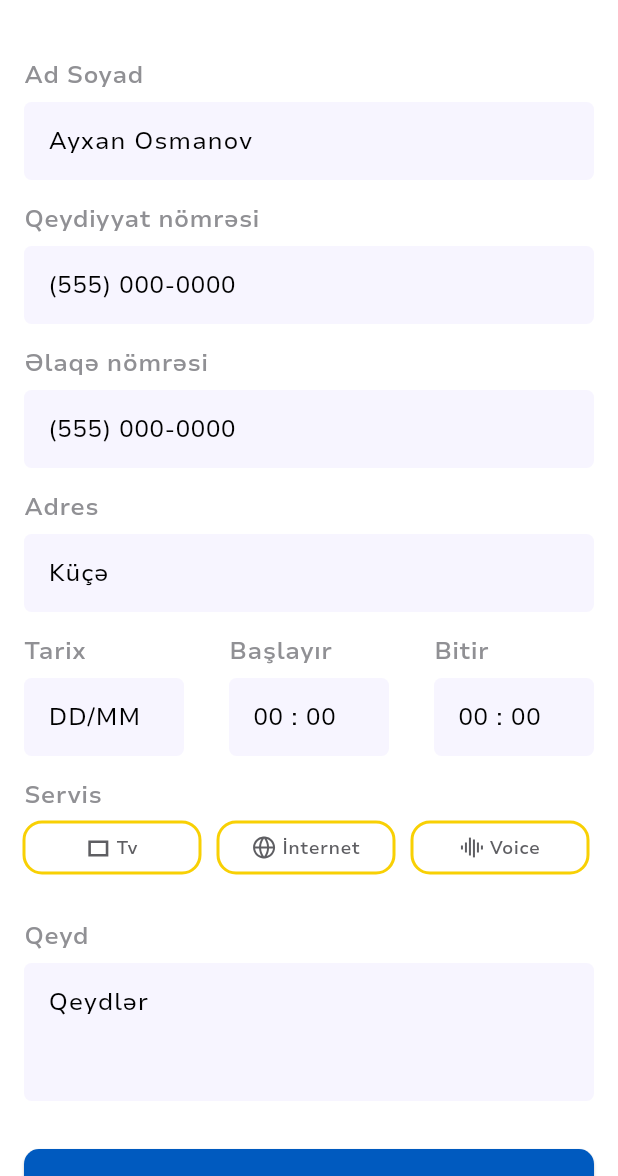
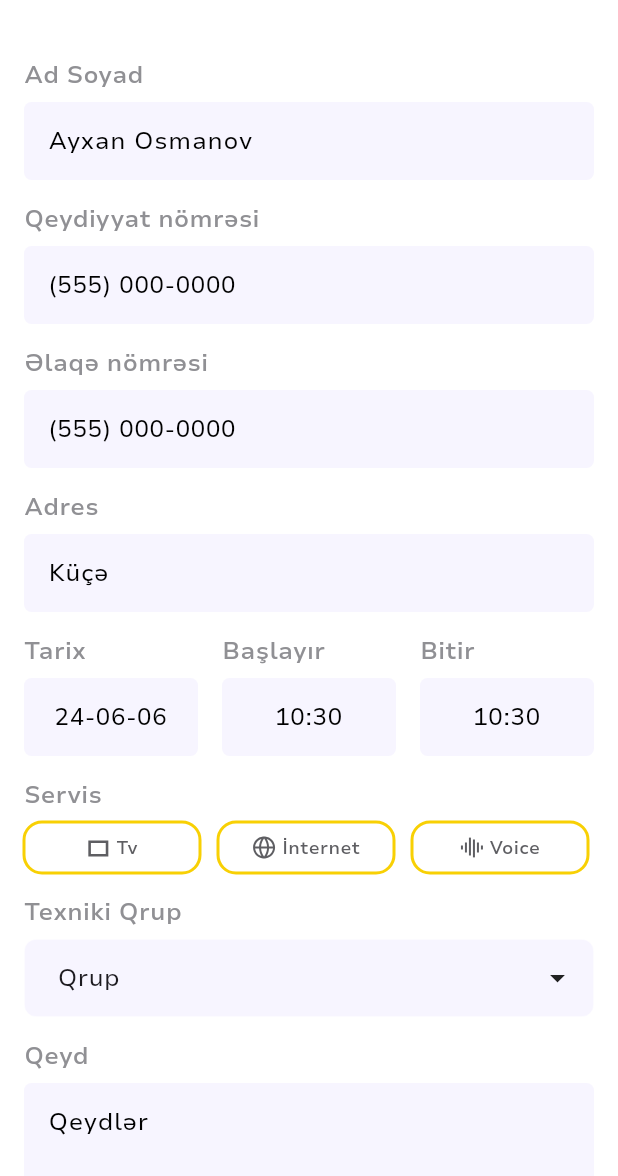
Before and after one commit to MansurSarkhanov/DigiTask, a Flutter app: the CreateTaskView screen opened directly with empty values, on a phone screen of 412 x 824 dp, the part 60-1236 px from its top. Run offline on Flutter 3.47's test engine with Material 3 defaults, Android fonts, the phone set to English and light mode, and no system bars; drawn by our look-alikes of multi_dropdown; our stand-ins replace another_flushbar, dio, equatable, flutter_secure_storage, flutter_svg, get_it and 4 more; accounts and stored records are empty; network calls fail; project files that could hold a hidden picture were left out.

Commit message:
fix create task section

```diff
--- a/digi_task/lib/features/tasks/presentation/view/create_task_view.dart
+++ b/digi_task/lib/features/tasks/presentation/view/create_task_view.dart
@@ -4,13 +4,17 @@ import 'package:digi_task/features/tasks/data/model/create_task_model.dart';
 import 'package:digi_task/features/tasks/presentation/bloc/task_notifier.dart';
 import 'package:digi_task/features/tasks/presentation/view/widgets/select_service_card.dart';
 import 'package:digi_task/presentation/components/button/login_button.dart';
+import 'package:digi_task/presentation/components/flushbar.dart';
 import 'package:digi_task/presentation/components/input/app_field.dart';
 import 'package:flutter/material.dart';
 import 'package:flutter_svg/flutter_svg.dart';
 import 'package:go_router/go_router.dart';
+import 'package:intl/intl.dart';
+import 'package:multi_dropdown/multiselect_dropdown.dart';
 import 'package:provider/provider.dart';
 
 import '../../../../core/constants/path/icon_path.dart';
+import '../bloc/task_create_state.dart';
 
 class CreateTaskView extends StatefulWidget {
   const CreateTaskView({super.key});
@@ -26,10 +30,25 @@ class _CreateTaskViewState extends State<CreateTaskView> {
   final TextEditingController adressController = TextEditingController();
   final TextEditingController regionController = TextEditingController();
   final TextEditingController noteController = TextEditingController();
+  final MultiSelectController _controller = MultiSelectController();
 
+  List<int> selectGroupList = [];
   bool isInternet = false;
   bool isTv = false;
   bool isVoice = false;
+
+  DateTime date = DateTime.now();
+  late String formattedDate;
+  late String startTimeFormatted;
+  late String endTimeFormatted;
+
+  @override
+  void initState() {
+    super.initState();
+    formattedDate = DateFormat('yy-MM-dd').format(date);
+    startTimeFormatted = DateFormat.Hm().format(DateTime.now());
+    endTimeFormatted = DateFormat.Hm().format(DateTime.now());
+  }
 
   @override
   Widget build(BuildContext context) {
@@ -42,6 +61,7 @@ class _CreateTaskViewState extends State<CreateTaskView> {
         centerTitle: true,
         leading: IconButton(
             onPressed: () {
+              context.pop();
               context.pop();
             },
             icon: SvgPicture.asset(IconPath.arrowleft.toPathSvg)),
@@ -97,35 +117,80 @@ class _CreateTaskViewState extends State<CreateTaskView> {
                 children: [
                   Expanded(
                     child: AppField(
+                      centerText: true,
+                      onlyRead: true,
                       title: 'Tarix',
-                      controller: nameController,
                       filledColor: context.colors.backgroundColor,
                       isProfileView: false,
-                      hintText: 'DD/MM',
+                      hintText: formattedDate,
+                      onTap: () {
+                        showDatePicker(
+                          context: context,
+                          firstDate: DateTime(2020, 9, 7, 17, 30),
+                          lastDate: DateTime(2024, 9, 7, 17, 30),
+                        ).then((selectedDate) {
+                          if (selectedDate != null) {
+                            setState(() {
+                              date = selectedDate;
+                              formattedDate = DateFormat('yy-MM-dd').format(selectedDate);
+                            });
+                          }
+                        });
+                      },
                     ),
                   ),
                   const SizedBox(
-                    width: 30,
+                    width: 16,
                   ),
                   Expanded(
                     child: AppField(
+                      centerText: true,
+                      onlyRead: true,
                       title: 'Başlayır',
-                      controller: nameController,
                       filledColor: context.colors.backgroundColor,
                       isProfileView: false,
-                      hintText: '00 : 00',
+                      hintText: startTimeFormatted,
+                      onTap: () {
+                        showTimePicker(
+                                context: context,
+                                initialEntryMode: TimePickerEntryMode.input,
+                                initialTime: TimeOfDay.now())
+                            .then(
+                          (selectedTime) {
+                            if (selectedTime != null) {
+                              setState(() {
+                                startTimeFormatted = selectedTime.format(context);
+                              });
+                            }
+                          },
+                        );
+                      },
                     ),
                   ),
                   const SizedBox(
-                    width: 30,
+                    width: 16,
                   ),
                   Expanded(
                     child: AppField(
+                      centerText: true,
+                      onlyRead: true,
                       title: 'Bitir',
-                      controller: nameController,
                       filledColor: context.colors.backgroundColor,
                       isProfileView: false,
-                      hintText: '00 : 00',
+                      hintText: endTimeFormatted,
+                      onTap: () {
+                        showTimePicker(
+                                context: context,
+                                initialEntryMode: TimePickerEntryMode.input,
+                                initialTime: TimeOfDay.now())
+                            .then((selectedTime) {
+                          if (selectedTime != null) {
+                            setState(() {
+                              endTimeFormatted = selectedTime.format(context);
+                            });
+                          }
+                        });
+                      },
                     ),
                   ),
                 ],
@@ -194,13 +259,49 @@ class _CreateTaskViewState extends State<CreateTaskView> {
               const SizedBox(
                 height: 16,
               ),
-              // AppField(
-              //   title: 'Texniki Qrup',
-              //   controller: groupController,
-              //   filledColor: context.colors.backgroundColor,
-              //   isProfileView: false,
-              //   hintText: 'Qrup 1',
-              // ),
+              Row(
+                children: [
+                  Text(
+                    'Texniki Qrup',
+                    style: context.typography.body2SemiBold.copyWith(color: context.colors.neutralColor60),
+                  ),
+                ],
+              ),
+              const SizedBox(
+                height: 8,
+              ),
+              MultiSelectDropDown(
+                selectedItemBuilder: (p0, p1) => Container(
+                    decoration:
+                        BoxDecoration(color: context.colors.primaryColor99, borderRadius: BorderRadius.circular(8)),
+                    child: Padding(
+                      padding: const EdgeInsets.symmetric(horizontal: 8.0, vertical: 4),
+                      child: Text(p1.label, style: context.typography.body2SemiBold),
+                    )),
+                animateSuffixIcon: false,
+                dropdownBorderRadius: 8,
+                controller: _controller,
+                borderRadius: 8,
+                borderColor: Colors.white,
+                onOptionSelected: (options) {
+                  selectGroupList = options.map((e) => int.parse(e.value)).toList();
+                },
+                dropdownBackgroundColor: context.colors.backgroundColor,
+                fieldBackgroundColor: context.colors.backgroundColor,
+                focusedBorderColor: Colors.white,
+                hint: "Qrup",
+                hintStyle: context.typography.body2Regular,
+                options: const <ValueItem>[
+                  ValueItem(label: 'Qrup 1', value: '1'),
+                  ValueItem(label: 'Qrup 2', value: '2'),
+                ],
+                maxItems: 2,
+                selectionType: SelectionType.multi,
+                chipConfig: const ChipConfig(wrapType: WrapType.wrap),
+                dropdownHeight: 100,
+                optionTextStyle: context.typography.body2SemiBold.copyWith(color: context.colors.neutralColor60),
+                selectedOptionIcon: const Icon(Icons.check),
+              ),
               const SizedBox(
                 height: 16,
               ),
@@ -211,6 +312,7 @@ class _CreateTaskViewState extends State<CreateTaskView> {
                 isProfileView: false,
                 hintText: 'Qeydlər',
                 minLine: 3,
+                maxLine: 3,
               ),
               const SizedBox(
                 height: 32,
@@ -219,7 +321,14 @@ class _CreateTaskViewState extends State<CreateTaskView> {
                 builder: (context, notifier, child) {
                   return ActionButton(
                     title: 'Əlavə et',
+                    isLoading: notifier.createState is TaskCreateProgress ? true : false,
                     onPressed: () async {
+                      if (nameController.text.trim().isNotEmpty &&
+                          contactController.text.trim().isNotEmpty &&
+                          registrationController.text.trim().isNotEmpty &&
+                          adressController.text.trim().isNotEmpty &&
+                          noteController.text.trim().isNotEmpty &&
+                          selectGroupList.isNotEmpty) {
                         final model = CreateTaskModel(
                             contactNumber: contactController.text.trim(),
                             registrationNumber: registrationController.text.trim(),
@@ -227,21 +336,19 @@ class _CreateTaskViewState extends State<CreateTaskView> {
                             isTv: isTv,
                             isVoice: isVoice,
                             user: null,
-                          date: "2024-06-07",
+                            date: formattedDate,
                             location: adressController.text.trim(),
                             description: null,
                             note: noteController.text.trim(),
-                          group: [1],
-                          time: "15:00-18:00",
+                            group: selectGroupList,
+                            time: "$startTimeFormatted-$endTimeFormatted",
                             taskType: taskType,
-                          status: "inprogress");
+                            status: "waiting");
                         await notifier.createTask(model);
-
                         context.pop();
                         context.pop();
-
-
-
+                      }
+                      openFlushbar(context, title: 'Boşluqları doldurun', color: Colors.white);
                     },
                   );
                 },
--- a/digi_task/lib/presentation/components/input/app_field.dart
+++ b/digi_task/lib/presentation/components/input/app_field.dart
@@ -8,22 +8,30 @@ class AppField extends StatelessWidget {
   const AppField({
     super.key,
     required this.title,
-    required this.controller,
+    this.controller,
     this.isWithIcon = false,
     this.iconPath,
     this.filledColor,
     this.isProfileView = true,
     this.hintText,
     this.minLine = 1,
+    this.maxLine = 1,
+    this.onTap,
+    this.onlyRead = false,
+    this.centerText,
   });
   final String title;
-  final TextEditingController controller;
+  final TextEditingController? controller;
   final bool? isWithIcon;
   final String? iconPath;
   final Color? filledColor;
   final bool? isProfileView;
   final String? hintText;
   final int? minLine;
+  final int? maxLine;
+  final VoidCallback? onTap;
+  final bool? onlyRead;
+  final bool? centerText;
 
   @override
   Widget build(BuildContext context) {
@@ -39,8 +47,11 @@ class AppField extends StatelessWidget {
           height: 8,
         ),
         TextFormField(
+          textAlign: centerText == true ? TextAlign.center : TextAlign.start,
+          readOnly: onlyRead ?? false,
+          onTap: onTap,
           minLines: minLine,
-          maxLines: 3,
+          maxLines: maxLine,
           style: context.typography.body2Regular
               .copyWith(color: isProfileView == true ? context.colors.neutralColor40 : context.colors.neutralColor10),
           controller: controller,
--- a/digi_task/lib/presentation/pages/login/login_page.dart
+++ b/digi_task/lib/presentation/pages/login/login_page.dart
@@ -38,7 +38,7 @@ class _LoginPageState extends State<LoginPage> {
         if (loginState is LoginSuccess) {
           context.read<AuthNotifier>().userLogged();
         } else if (loginState is LoginFailure) {
-          openFlushbar(context, state: loginState, username: emailController.text);
+          openFlushbar(context, message: loginState.message, title: "İstifadəçi tapılmadı", color: Colors.transparent);
         }
       },
     );
--- a/digi_task/pubspec.yaml
+++ b/digi_task/pubspec.yaml
@@ -28,6 +28,7 @@ dependencies:
   another_flushbar: ^1.12.30
   pinput: ^4.0.0
   intl: ^0.19.0
+  multi_dropdown: ^2.1.4
 
 dev_dependencies:
   flutter_test:
```
Also changed, not shown: digi_task/lib/presentation/components/flushbar.dart (+4 -4 lines), digi_task/lib/presentation/pages/home/home_page.dart (+7 -6 lines), digi_task/pubspec.lock. Lines whose indentation alone changed are shown as unchanged.
